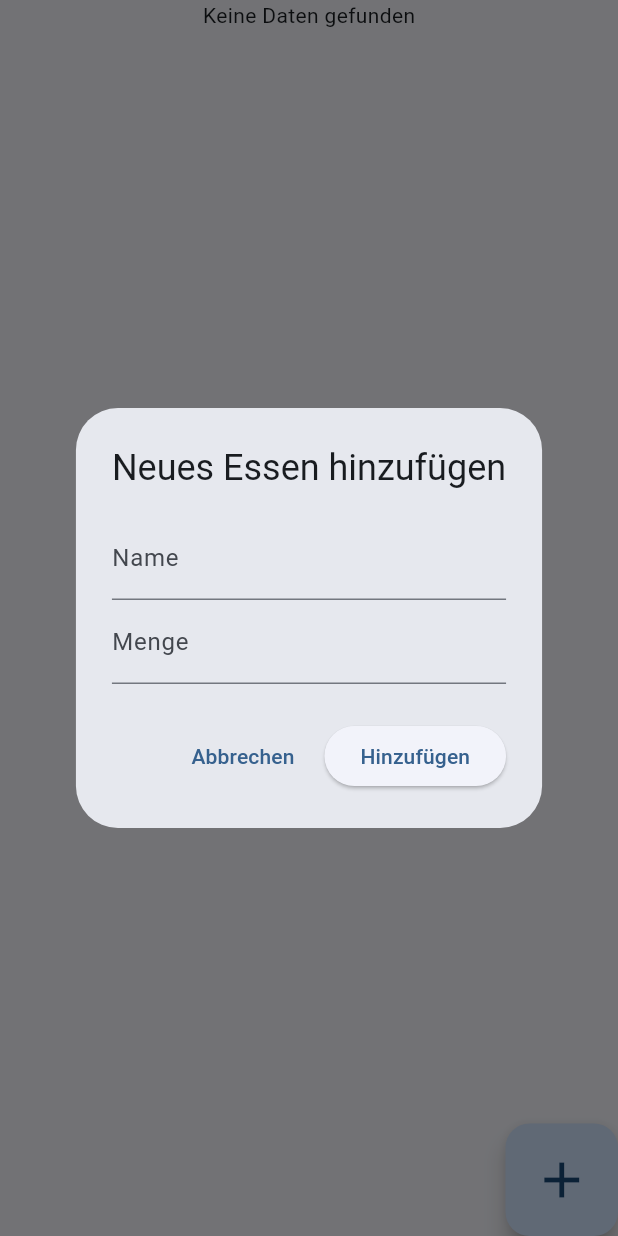
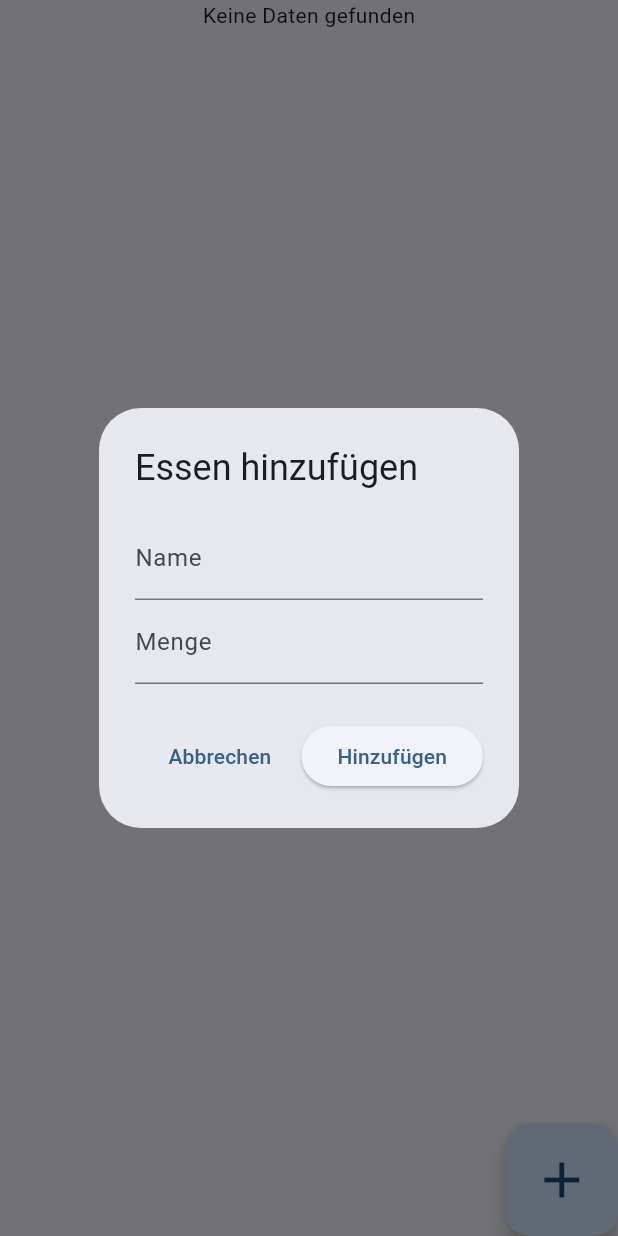
Before and after one commit to Jan-Abben/MeineApp, a Flutter app: the FoodTracking widget shown alone on an empty page, opened directly, after a tap on the "add" icon, on a phone screen of 412 x 824 dp. Run offline on Flutter 3.47's test engine with Material 3 defaults, Android fonts, the phone set to English and light mode, and no system bars; our stand-ins replace cloud_firestore, firebase_core; accounts and stored records are empty.

Commit message:
Improved App Design for my phone

```diff
--- a/lib/main.dart
+++ b/lib/main.dart
@@ -126,7 +126,10 @@ class _CurrentPageState extends State<CurrentPage> {
 
     Widget page = pages[selectedIndex].page;
 
-    return Scaffold(
+    return SafeArea(
+      top: false,
+      child: Scaffold(
+        resizeToAvoidBottomInset: false,
         appBar: AppBar(
           backgroundColor: Theme.of(context).colorScheme.inversePrimary,
           title: Center(child: Text(pages[selectedIndex].title)),
@@ -157,6 +160,7 @@ class _CurrentPageState extends State<CurrentPage> {
             Expanded(child: page),
           ],
         ),
+      ),
     );
   }
 }
--- a/lib/views/food_tracking.dart
+++ b/lib/views/food_tracking.dart
@@ -18,7 +18,7 @@ class _FoodTrackingState extends State<FoodTracking> {
       context: context,
       builder: (context) {
         return AlertDialog(
-          title: Text('Neues Essen hinzufügen'),
+          title: Text('Essen hinzufügen'),
           content: Column(
             mainAxisSize: MainAxisSize.min,
             children: [
@@ -27,7 +27,7 @@ class _FoodTrackingState extends State<FoodTracking> {
                 decoration: InputDecoration(labelText: 'Name'),
               ),
               TextField(
-                onChanged: (value) => amount = double.parse(value),
+                onChanged: (value) => amount = double.parse(value.replaceAll(',', '.')),
                 decoration: InputDecoration(labelText: 'Menge'),
                 keyboardType: TextInputType.number,
               ),
@@ -118,10 +118,14 @@ class _FoodTrackingState extends State<FoodTracking> {
               return Column(
                 children: [
                   Expanded(
+                    child: SingleChildScrollView(
+                      scrollDirection: Axis.horizontal,
+                      child: SingleChildScrollView(
+                        scrollDirection: Axis.vertical,
                         child: DataTable(
                           showBottomBorder: true,
-                      horizontalMargin: 5,
-                      columnSpacing: 20,
+                          horizontalMargin: 10,
+                          columnSpacing: 10,
                           columns: const [
                             DataColumn(label: Text('Protein')),
                             DataColumn(label: Text('Kalorien')),
@@ -144,6 +148,8 @@ class _FoodTrackingState extends State<FoodTracking> {
                               ],
                             );
                           }),
+                        ),
+                      ),
                     ),
                   ),
                   Align(
```
Also changed, not shown: lib/views/food_database.dart (+15 -6 lines). Lines whose indentation alone changed are shown as unchanged.
